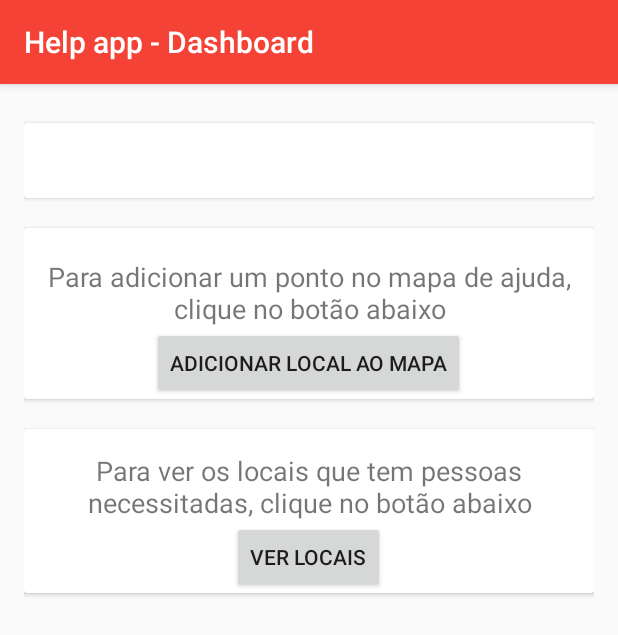
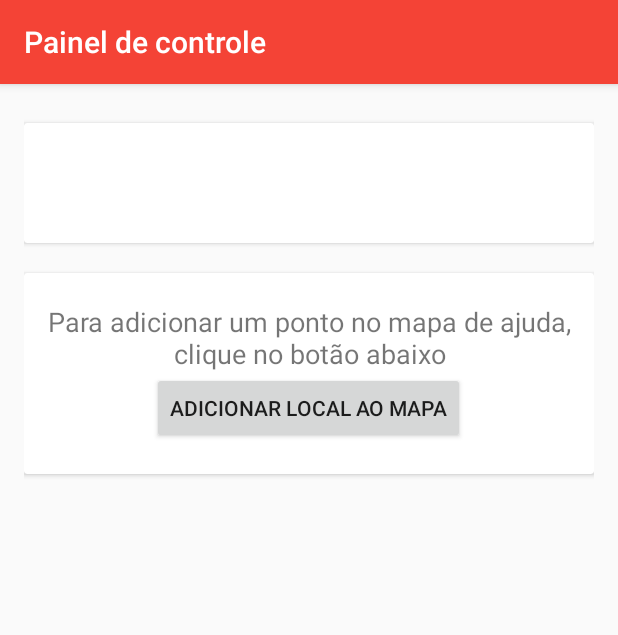
Before and after one commit to gspaiva/HelpApp, an Android app: the DashboardActivity screen opened directly, with no data from a screen before it, on a phone screen of 412 x 824 dp. Shown: the top 635 px of the screen. Run offline under Robolectric (Android 15) with nearby library versions, the phone set to English and light mode, and no system bars; our stand-ins replace Firebase (no records; nobody signed in at launch, a user with empty details on screens opened directly); libraries missing offline, so code that uses them is left out: com.mikepenz.materialdrawer.

```diff
--- a/app/src/main/java/dcc/ufla/br/helpapp/DashboardActivity.java
+++ b/app/src/main/java/dcc/ufla/br/helpapp/DashboardActivity.java
@@ -34,29 +34,24 @@ public class DashboardActivity extends AppCompatActivity {
     private ProgressDialog progressDialog;
     private Drawer drawer;
     private Button btnAddPontoMapa;
-    private Button btnVerPontosMapa;
+
 
     @Override
     protected void onCreate(Bundle savedInstanceState) {
         super.onCreate(savedInstanceState);
         setContentView(R.layout.activity_dashboard);
 
-        getSupportActionBar().setTitle("Help app - Dashboard");
+        getSupportActionBar().setTitle("Painel de controle");
         //iniatilizing the progress dialog
         progressDialog = new ProgressDialog(DashboardActivity.this);
         progressDialog.setMessage("Carregando dados");
         progressDialog.show();
 
-
-        //initializing the side bar
-
-        drawer = new DrawerBuilder().withActionBarDrawerToggle(true).withActivity(this).addDrawerItems(new PrimaryDrawerItem().withIdentifier(1).withName("Logout")).build();
-
         //get the instance of the textview
 
         txtBemvindo = (TextView)findViewById(R.id.txtBemvindo);
         btnAddPontoMapa = (Button)findViewById(R.id.btnAddPontoMapa);
-        btnVerPontosMapa = (Button)findViewById(R.id.btnVerPontosMapa);
+
 
         //get instance of auth
 
@@ -91,8 +86,6 @@ public class DashboardActivity extends AppCompatActivity {
             }
         });
 
-
-
         btnAddPontoMapa.setOnClickListener(new View.OnClickListener() {
             @Override
             public void onClick(View v) {
@@ -101,12 +94,6 @@ public class DashboardActivity extends AppCompatActivity {
             }
         });
 
-        btnVerPontosMapa.setOnClickListener(new View.OnClickListener() {
-            @Override
-            public void onClick(View v) {
-
-            }
-        });
 
 
 
--- a/app/src/main/res/layout/activity_dashboard.xml
+++ b/app/src/main/res/layout/activity_dashboard.xml
@@ -16,9 +16,11 @@
     <android.support.v7.widget.CardView
         android:layout_marginTop="10dp"
         android:layout_width="match_parent"
-        android:layout_height="50dp">
+        android:layout_height="80dp">
 
         <TextView
+            android:layout_marginTop="20dp"
+            android:layout_marginBottom="20dp"
             android:layout_width="match_parent"
             android:layout_height="wrap_content"
             android:id="@+id/txtBemvindo"
@@ -55,41 +57,14 @@
                 android:layout_height="wrap_content"
                 android:text="@string/btnAddPontoMapa"
                 android:layout_gravity="center"
-                android:id="@+id/btnAddPontoMapa"/>
+                android:id="@+id/btnAddPontoMapa"
+                android:layout_marginBottom="20dp"
+                />
 
         </LinearLayout>
 
 
     </android.support.v7.widget.CardView>
 
-    <android.support.v7.widget.CardView
-        android:layout_marginTop="20dp"
-        android:layout_width="match_parent"
-        android:layout_height="wrap_content">
-
-        <LinearLayout
-            android:orientation="vertical"
-            android:layout_width="match_parent"
-            android:layout_height="wrap_content">
-
-            <TextView
-                android:layout_marginTop="15dp"
-                android:textSize="18sp"
-                android:layout_width="wrap_content"
-                android:layout_height="wrap_content"
-                android:gravity="center"
-                android:text="@string/txtExpVerMapa"/>
-
-            <Button
-                android:layout_width="wrap_content"
-                android:layout_height="wrap_content"
-                android:text="@string/btnVerPontosMapa"
-                android:layout_gravity="center"
-                android:id="@+id/btnVerPontosMapa"
-                />
-
-        </LinearLayout>
-    </android.support.v7.widget.CardView>
-
 
 </LinearLayout>
--- a/app/src/main/res/layout/activity_help_maps.xml
+++ b/app/src/main/res/layout/activity_help_maps.xml
@@ -9,7 +9,8 @@
         tools:context="dcc.ufla.br.helpapp.HelpMapsActivity" >
 
         <Button
-            android:layout_width="match_parent"
+            android:paddingTop="15dp"
+            android:layout_width="150dp"
             android:id="@+id/btnAddMeuLocal"
             android:layout_height="wrap_content" android:text="Adicionar meu local" />
 
--- a/app/src/main/res/values/strings.xml
+++ b/app/src/main/res/values/strings.xml
@@ -17,5 +17,7 @@
     <string name="txtExpVerMapa">Para ver os locais que tem pessoas necessitadas, clique no botão abaixo</string>
     <string name="btnAddPontoMapa">Adicionar local ao mapa</string>
     <string name="btnVerPontosMapa">Ver locais </string>
+    <string name="txtAddPontoNome">Nome</string>
+    <string name="txtAddPontoDescricao">Descrição</string>
 
 </resources>
```
Also changed, not shown: app/src/main/java/dcc/ufla/br/helpapp/HelpMapsActivity.java (+99 -11 lines), app/src/main/java/dcc/ufla/br/helpapp/models/Ponto.java (added, +54 -0 lines), app/src/main/res/layout/add_ponto_mapa_dialog.xml (added, +28 -0 lines).
